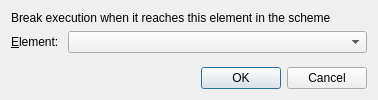
Above: src/corelibs/U2Designer/src/ui/NewBreakpointDialog.ui from violethaze74/ugene before the change. Below: the same form after it.
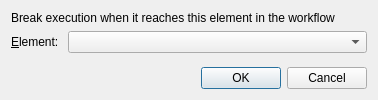
That is the form after the change.

What changed in the file:
```diff
--- a/src/corelibs/U2Designer/src/ui/NewBreakpointDialog.ui
+++ b/src/corelibs/U2Designer/src/ui/NewBreakpointDialog.ui
@@ -25,7 +25,7 @@
      <item row="0" column="0" colspan="2">
       <widget class="QLabel" name="announcementLabel">
        <property name="text">
-        <string>Break execution when it reaches this element in the scheme</string>
+        <string>Break execution when it reaches this element in the workflow</string>
        </property>
       </widget>
      </item>
```
